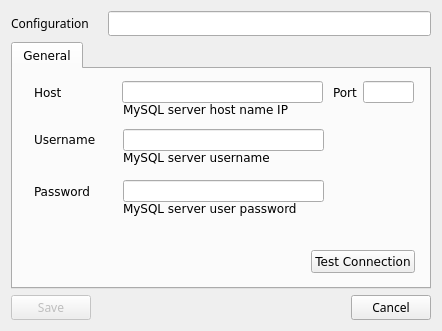
Before: the Qt Designer form mysqlsettings.ui in tonycool7/masters_diploma, drawn with Qt 5.
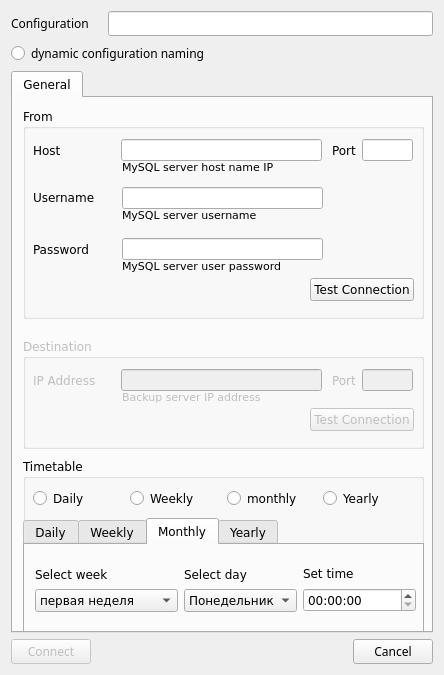
After: the same form once the commit is applied. The open tabs and pages were chosen to show the change.

```diff
--- a/mysqlsettings.ui
+++ b/mysqlsettings.ui
@@ -6,8 +6,8 @@
    <rect>
     <x>0</x>
     <y>0</y>
-    <width>442</width>
-    <height>331</height>
+    <width>444</width>
+    <height>675</height>
    </rect>
   </property>
   <property name="font">
@@ -36,6 +36,13 @@
      </item>
     </layout>
    </item>
+   <item>
+    <widget class="QRadioButton" name="radioButton">
+     <property name="text">
+      <string>dynamic configuration naming</string>
+     </property>
+    </widget>
+   </item>
    <item>
     <widget class="QTabWidget" name="tabWidget">
      <property name="font">
@@ -53,41 +60,32 @@
       <attribute name="title">
        <string>General</string>
       </attribute>
-      <widget class="QLabel" name="label_5">
+      <widget class="QGroupBox" name="groupBox">
        <property name="geometry">
         <rect>
-         <x>110</x>
-         <y>30</y>
-         <width>180</width>
-         <height>20</height>
+         <x>10</x>
+         <y>10</y>
+         <width>401</width>
+         <height>211</height>
         </rect>
        </property>
-       <property name="text">
-        <string>MySQL server host name IP</string>
+       <property name="title">
+        <string>From</string>
        </property>
-      </widget>
-      <widget class="QLabel" name="label_6">
-       <property name="geometry">
-        <rect>
-         <x>110</x>
-         <y>78</y>
-         <width>170</width>
-         <height>20</height>
-        </rect>
-       </property>
-       <property name="text">
-        <string>MySQL server username</string>
-       </property>
-      </widget>
       <widget class="QLabel" name="label_7">
        <property name="geometry">
         <rect>
-         <x>110</x>
-         <y>131</y>
+          <x>99</x>
+          <y>150</y>
          <width>191</width>
          <height>16</height>
         </rect>
        </property>
+        <property name="font">
+         <font>
+          <pointsize>8</pointsize>
+         </font>
+        </property>
        <property name="text">
         <string>MySQL server user password</string>
        </property>
@@ -95,8 +93,8 @@
       <widget class="QLabel" name="label_8">
        <property name="geometry">
         <rect>
-         <x>320</x>
-         <y>15</y>
+          <x>309</x>
+          <y>34</y>
          <width>31</width>
          <height>16</height>
         </rect>
@@ -105,51 +103,11 @@
         <string>Port</string>
        </property>
       </widget>
-      <widget class="QLineEdit" name="mysql_port">
+       <widget class="QWidget" name="layoutWidget">
        <property name="geometry">
         <rect>
-         <x>350</x>
-         <y>12</y>
-         <width>51</width>
-         <height>22</height>
-        </rect>
-       </property>
-      </widget>
-      <widget class="QLineEdit" name="mysql_password">
-       <property name="geometry">
-        <rect>
-         <x>110</x>
-         <y>111</y>
-         <width>201</width>
-         <height>22</height>
-        </rect>
-       </property>
-      </widget>
-      <widget class="QLineEdit" name="mysql_host">
-       <property name="geometry">
-        <rect>
-         <x>109</x>
-         <y>12</y>
-         <width>201</width>
-         <height>22</height>
-        </rect>
-       </property>
-      </widget>
-      <widget class="QLineEdit" name="mysql_username">
-       <property name="geometry">
-        <rect>
-         <x>110</x>
-         <y>60</y>
-         <width>201</width>
-         <height>22</height>
-        </rect>
-       </property>
-      </widget>
-      <widget class="QWidget" name="">
-       <property name="geometry">
-        <rect>
-         <x>21</x>
-         <y>61</y>
+          <x>10</x>
+          <y>80</y>
          <width>81</width>
          <height>19</height>
         </rect>
@@ -177,11 +135,39 @@
         </item>
        </layout>
       </widget>
-      <widget class="QWidget" name="">
+       <widget class="QLineEdit" name="mysql_host">
        <property name="geometry">
         <rect>
-         <x>21</x>
-         <y>12</y>
+          <x>98</x>
+          <y>31</y>
+          <width>201</width>
+          <height>22</height>
+         </rect>
+        </property>
+       </widget>
+       <widget class="QLabel" name="label_6">
+        <property name="geometry">
+         <rect>
+          <x>99</x>
+          <y>97</y>
+          <width>170</width>
+          <height>20</height>
+         </rect>
+        </property>
+        <property name="font">
+         <font>
+          <pointsize>8</pointsize>
+         </font>
+        </property>
+        <property name="text">
+         <string>MySQL server username</string>
+        </property>
+       </widget>
+       <widget class="QWidget" name="layoutWidget_2">
+        <property name="geometry">
+         <rect>
+          <x>10</x>
+          <y>31</y>
          <width>61</width>
          <height>22</height>
         </rect>
@@ -209,11 +195,91 @@
         </item>
        </layout>
       </widget>
-      <widget class="QWidget" name="">
+       <widget class="QLineEdit" name="mysql_username">
        <property name="geometry">
         <rect>
-         <x>21</x>
-         <y>111</y>
+          <x>99</x>
+          <y>79</y>
+          <width>201</width>
+          <height>22</height>
+         </rect>
+        </property>
+       </widget>
+       <widget class="QLineEdit" name="mysql_port">
+        <property name="geometry">
+         <rect>
+          <x>339</x>
+          <y>31</y>
+          <width>51</width>
+          <height>22</height>
+         </rect>
+        </property>
+       </widget>
+       <widget class="QLabel" name="label_5">
+        <property name="geometry">
+         <rect>
+          <x>99</x>
+          <y>49</y>
+          <width>180</width>
+          <height>20</height>
+         </rect>
+        </property>
+        <property name="font">
+         <font>
+          <pointsize>8</pointsize>
+         </font>
+        </property>
+        <property name="text">
+         <string>MySQL server host name IP</string>
+        </property>
+       </widget>
+       <widget class="QLineEdit" name="mysql_password">
+        <property name="geometry">
+         <rect>
+          <x>99</x>
+          <y>130</y>
+          <width>201</width>
+          <height>22</height>
+         </rect>
+        </property>
+       </widget>
+       <widget class="QWidget" name="layoutWidget_3">
+        <property name="geometry">
+         <rect>
+          <x>10</x>
+          <y>170</y>
+          <width>381</width>
+          <height>24</height>
+         </rect>
+        </property>
+        <layout class="QHBoxLayout" name="horizontalLayout_5">
+         <item>
+          <spacer name="horizontalSpacer_4">
+           <property name="orientation">
+            <enum>Qt::Horizontal</enum>
+           </property>
+           <property name="sizeHint" stdset="0">
+            <size>
+             <width>198</width>
+             <height>20</height>
+            </size>
+           </property>
+          </spacer>
+         </item>
+         <item>
+          <widget class="QPushButton" name="mysql_test_connection_btn">
+           <property name="text">
+            <string>Test Connection</string>
+           </property>
+          </widget>
+         </item>
+        </layout>
+       </widget>
+       <widget class="QWidget" name="layoutWidget_4">
+        <property name="geometry">
+         <rect>
+          <x>10</x>
+          <y>130</y>
          <width>81</width>
          <height>22</height>
         </rect>
@@ -241,18 +307,117 @@
         </item>
        </layout>
       </widget>
-      <widget class="QWidget" name="">
+      </widget>
+      <widget class="QGroupBox" name="mysql_destination_details">
+       <property name="enabled">
+        <bool>false</bool>
+       </property>
        <property name="geometry">
         <rect>
-         <x>21</x>
-         <y>181</y>
+         <x>10</x>
+         <y>240</y>
+         <width>401</width>
+         <height>111</height>
+        </rect>
+       </property>
+       <property name="title">
+        <string>Destination</string>
+       </property>
+       <widget class="QLabel" name="label_10">
+        <property name="geometry">
+         <rect>
+          <x>309</x>
+          <y>34</y>
+          <width>31</width>
+          <height>16</height>
+         </rect>
+        </property>
+        <property name="text">
+         <string>Port</string>
+        </property>
+       </widget>
+       <widget class="QLineEdit" name="mysql_host_2">
+        <property name="geometry">
+         <rect>
+          <x>98</x>
+          <y>31</y>
+          <width>201</width>
+          <height>22</height>
+         </rect>
+        </property>
+       </widget>
+       <widget class="QWidget" name="layoutWidget_6">
+        <property name="geometry">
+         <rect>
+          <x>10</x>
+          <y>31</y>
+          <width>81</width>
+          <height>22</height>
+         </rect>
+        </property>
+        <layout class="QHBoxLayout" name="horizontalLayout_8">
+         <item>
+          <widget class="QLabel" name="label_13">
+           <property name="text">
+            <string>IP Address</string>
+           </property>
+          </widget>
+         </item>
+         <item>
+          <spacer name="horizontalSpacer_7">
+           <property name="orientation">
+            <enum>Qt::Horizontal</enum>
+           </property>
+           <property name="sizeHint" stdset="0">
+            <size>
+             <width>68</width>
+             <height>20</height>
+            </size>
+           </property>
+          </spacer>
+         </item>
+        </layout>
+       </widget>
+       <widget class="QLineEdit" name="mysql_port_2">
+        <property name="geometry">
+         <rect>
+          <x>339</x>
+          <y>31</y>
+          <width>51</width>
+          <height>22</height>
+         </rect>
+        </property>
+       </widget>
+       <widget class="QLabel" name="label_14">
+        <property name="geometry">
+         <rect>
+          <x>99</x>
+          <y>49</y>
+          <width>180</width>
+          <height>20</height>
+         </rect>
+        </property>
+        <property name="font">
+         <font>
+          <pointsize>8</pointsize>
+         </font>
+        </property>
+        <property name="text">
+         <string>Backup server IP address</string>
+        </property>
+       </widget>
+       <widget class="QWidget" name="layoutWidget_7">
+        <property name="geometry">
+         <rect>
+          <x>10</x>
+          <y>70</y>
          <width>381</width>
          <height>24</height>
         </rect>
        </property>
-       <layout class="QHBoxLayout" name="horizontalLayout_5">
+        <layout class="QHBoxLayout" name="horizontalLayout_9">
         <item>
-         <spacer name="horizontalSpacer_4">
+          <spacer name="horizontalSpacer_8">
           <property name="orientation">
            <enum>Qt::Horizontal</enum>
           </property>
@@ -265,7 +430,7 @@
          </spacer>
         </item>
         <item>
-         <widget class="QPushButton" name="mysql_test_connection_btn">
+          <widget class="QPushButton" name="mysql_test_connection_btn_2">
           <property name="text">
            <string>Test Connection</string>
           </property>
@@ -273,16 +438,474 @@
         </item>
        </layout>
       </widget>
-      <zorder></zorder>
-      <zorder>label_6</zorder>
-      <zorder>label_5</zorder>
-      <zorder></zorder>
-      <zorder>label_6</zorder>
-      <zorder></zorder>
-      <zorder>label_7</zorder>
-      <zorder></zorder>
-      <zorder>label_8</zorder>
-      <zorder>mysql_port</zorder>
+      </widget>
+      <widget class="QGroupBox" name="mysql_timetable">
+       <property name="enabled">
+        <bool>true</bool>
+       </property>
+       <property name="geometry">
+        <rect>
+         <x>10</x>
+         <y>360</y>
+         <width>401</width>
+         <height>181</height>
+        </rect>
+       </property>
+       <property name="title">
+        <string>Timetable</string>
+       </property>
+       <widget class="QTabWidget" name="mysql_timetable_tabwidget">
+        <property name="enabled">
+         <bool>true</bool>
+        </property>
+        <property name="geometry">
+         <rect>
+          <x>0</x>
+          <y>60</y>
+          <width>401</width>
+          <height>121</height>
+         </rect>
+        </property>
+        <property name="currentIndex">
+         <number>0</number>
+        </property>
+        <widget class="QWidget" name="tab_2">
+         <attribute name="title">
+          <string>Daily</string>
+         </attribute>
+         <widget class="QWidget" name="">
+          <property name="geometry">
+           <rect>
+            <x>10</x>
+            <y>20</y>
+            <width>111</width>
+            <height>45</height>
+           </rect>
+          </property>
+          <layout class="QVBoxLayout" name="verticalLayout_2">
+           <item>
+            <widget class="QLabel" name="label_9">
+             <property name="text">
+              <string>Set time</string>
+             </property>
+            </widget>
+           </item>
+           <item>
+            <widget class="QTimeEdit" name="timeEdit"/>
+           </item>
+          </layout>
+         </widget>
+        </widget>
+        <widget class="QWidget" name="tab_3">
+         <attribute name="title">
+          <string>Weekly</string>
+         </attribute>
+         <widget class="QWidget" name="">
+          <property name="geometry">
+           <rect>
+            <x>10</x>
+            <y>20</y>
+            <width>291</width>
+            <height>47</height>
+           </rect>
+          </property>
+          <layout class="QHBoxLayout" name="horizontalLayout_7">
+           <item>
+            <layout class="QVBoxLayout" name="verticalLayout_3">
+             <item>
+              <widget class="QLabel" name="label_11">
+               <property name="text">
+                <string>Select day</string>
+               </property>
+              </widget>
+             </item>
+             <item>
+              <widget class="QComboBox" name="comboBox">
+               <item>
+                <property name="text">
+                 <string>Понедельник</string>
+                </property>
+               </item>
+               <item>
+                <property name="text">
+                 <string>Вторник</string>
+                </property>
+               </item>
+               <item>
+                <property name="text">
+                 <string>Среда</string>
+                </property>
+               </item>
+               <item>
+                <property name="text">
+                 <string>Четверг</string>
+                </property>
+               </item>
+               <item>
+                <property name="text">
+                 <string>Пятница</string>
+                </property>
+               </item>
+               <item>
+                <property name="text">
+                 <string>Суббота</string>
+                </property>
+               </item>
+               <item>
+                <property name="text">
+                 <string>Воскресенье</string>
+                </property>
+               </item>
+               <item>
+                <property name="text">
+                 <string/>
+                </property>
+               </item>
+              </widget>
+             </item>
+            </layout>
+           </item>
+           <item>
+            <layout class="QVBoxLayout" name="verticalLayout_4">
+             <item>
+              <widget class="QLabel" name="label_12">
+               <property name="text">
+                <string>Set time</string>
+               </property>
+              </widget>
+             </item>
+             <item>
+              <widget class="QTimeEdit" name="timeEdit_2"/>
+             </item>
+            </layout>
+           </item>
+          </layout>
+         </widget>
+        </widget>
+        <widget class="QWidget" name="tab_4">
+         <attribute name="title">
+          <string>Monthly</string>
+         </attribute>
+         <widget class="QWidget" name="">
+          <property name="geometry">
+           <rect>
+            <x>10</x>
+            <y>20</y>
+            <width>381</width>
+            <height>47</height>
+           </rect>
+          </property>
+          <layout class="QHBoxLayout" name="horizontalLayout_10">
+           <item>
+            <layout class="QVBoxLayout" name="verticalLayout_7">
+             <item>
+              <widget class="QLabel" name="label_17">
+               <property name="text">
+                <string>Select week</string>
+               </property>
+              </widget>
+             </item>
+             <item>
+              <widget class="QComboBox" name="comboBox_4">
+               <item>
+                <property name="text">
+                 <string>первая неделя</string>
+                </property>
+               </item>
+               <item>
+                <property name="text">
+                 <string>вторая неделя</string>
+                </property>
+               </item>
+               <item>
+                <property name="text">
+                 <string>третья неделя</string>
+                </property>
+               </item>
+               <item>
+                <property name="text">
+                 <string>четвертая неделя</string>
+                </property>
+               </item>
+              </widget>
+             </item>
+            </layout>
+           </item>
+           <item>
+            <layout class="QVBoxLayout" name="verticalLayout_5">
+             <item>
+              <widget class="QLabel" name="label_15">
+               <property name="text">
+                <string>Select day</string>
+               </property>
+              </widget>
+             </item>
+             <item>
+              <widget class="QComboBox" name="comboBox_2">
+               <item>
+                <property name="text">
+                 <string>Понедельник</string>
+                </property>
+               </item>
+               <item>
+                <property name="text">
+                 <string>Вторник</string>
+                </property>
+               </item>
+               <item>
+                <property name="text">
+                 <string>Среда</string>
+                </property>
+               </item>
+               <item>
+                <property name="text">
+                 <string>Четверг</string>
+                </property>
+               </item>
+               <item>
+                <property name="text">
+                 <string>Пятница</string>
+                </property>
+               </item>
+               <item>
+                <property name="text">
+                 <string>Суббота</string>
+                </property>
+               </item>
+               <item>
+                <property name="text">
+                 <string>Воскресенье</string>
+                </property>
+               </item>
+               <item>
+                <property name="text">
+                 <string/>
+                </property>
+               </item>
+              </widget>
+             </item>
+            </layout>
+           </item>
+           <item>
+            <layout class="QVBoxLayout" name="verticalLayout_6">
+             <item>
+              <widget class="QLabel" name="label_16">
+               <property name="text">
+                <string>Set time</string>
+               </property>
+              </widget>
+             </item>
+             <item>
+              <widget class="QTimeEdit" name="timeEdit_3"/>
+             </item>
+            </layout>
+           </item>
+          </layout>
+         </widget>
+        </widget>
+        <widget class="QWidget" name="tab_5">
+         <attribute name="title">
+          <string>Yearly</string>
+         </attribute>
+         <widget class="QWidget" name="layoutWidget_5">
+          <property name="geometry">
+           <rect>
+            <x>10</x>
+            <y>20</y>
+            <width>381</width>
+            <height>47</height>
+           </rect>
+          </property>
+          <layout class="QHBoxLayout" name="horizontalLayout_11">
+           <item>
+            <layout class="QVBoxLayout" name="verticalLayout_8">
+             <item>
+              <widget class="QLabel" name="label_18">
+               <property name="text">
+                <string>Select month</string>
+               </property>
+              </widget>
+             </item>
+             <item>
+              <widget class="QComboBox" name="comboBox_3">
+               <item>
+                <property name="text">
+                 <string>Январь</string>
+                </property>
+               </item>
+               <item>
+                <property name="text">
+                 <string>Февраль</string>
+                </property>
+               </item>
+               <item>
+                <property name="text">
+                 <string>Март</string>
+                </property>
+               </item>
+               <item>
+                <property name="text">
+                 <string>апрель</string>
+                </property>
+               </item>
+               <item>
+                <property name="text">
+                 <string>май</string>
+                </property>
+               </item>
+               <item>
+                <property name="text">
+                 <string>Июнь</string>
+                </property>
+               </item>
+               <item>
+                <property name="text">
+                 <string>Июль</string>
+                </property>
+               </item>
+               <item>
+                <property name="text">
+                 <string>Август</string>
+                </property>
+               </item>
+               <item>
+                <property name="text">
+                 <string>сентябрь</string>
+                </property>
+               </item>
+               <item>
+                <property name="text">
+                 <string>Октябрь</string>
+                </property>
+               </item>
+               <item>
+                <property name="text">
+                 <string>Ноябрь</string>
+                </property>
+               </item>
+               <item>
+                <property name="text">
+                 <string>Декабрь</string>
+                </property>
+               </item>
+              </widget>
+             </item>
+            </layout>
+           </item>
+           <item>
+            <layout class="QVBoxLayout" name="verticalLayout_9">
+             <item>
+              <widget class="QLabel" name="label_19">
+               <property name="text">
+                <string>Select day</string>
+               </property>
+              </widget>
+             </item>
+             <item>
+              <widget class="QComboBox" name="comboBox_6">
+               <item>
+                <property name="text">
+                 <string>Понедельник</string>
+                </property>
+               </item>
+               <item>
+                <property name="text">
+                 <string>Вторник</string>
+                </property>
+               </item>
+               <item>
+                <property name="text">
+                 <string>Среда</string>
+                </property>
+               </item>
+               <item>
+                <property name="text">
+                 <string>Четверг</string>
+                </property>
+               </item>
+               <item>
+                <property name="text">
+                 <string>Пятница</string>
+                </property>
+               </item>
+               <item>
+                <property name="text">
+                 <string>Суббота</string>
+                </property>
+               </item>
+               <item>
+                <property name="text">
+                 <string>Воскресенье</string>
+                </property>
+               </item>
+               <item>
+                <property name="text">
+                 <string/>
+                </property>
+               </item>
+              </widget>
+             </item>
+            </layout>
+           </item>
+           <item>
+            <layout class="QVBoxLayout" name="verticalLayout_10">
+             <item>
+              <widget class="QLabel" name="label_20">
+               <property name="text">
+                <string>Set time</string>
+               </property>
+              </widget>
+             </item>
+             <item>
+              <widget class="QTimeEdit" name="timeEdit_4"/>
+             </item>
+            </layout>
+           </item>
+          </layout>
+         </widget>
+        </widget>
+       </widget>
+       <widget class="QWidget" name="">
+        <property name="geometry">
+         <rect>
+          <x>10</x>
+          <y>30</y>
+          <width>381</width>
+          <height>22</height>
+         </rect>
+        </property>
+        <layout class="QHBoxLayout" name="horizontalLayout_12">
+         <item>
+          <widget class="QRadioButton" name="radioButton_2">
+           <property name="text">
+            <string>Daily</string>
+           </property>
+          </widget>
+         </item>
+         <item>
+          <widget class="QRadioButton" name="radioButton_3">
+           <property name="text">
+            <string>Weekly</string>
+           </property>
+          </widget>
+         </item>
+         <item>
+          <widget class="QRadioButton" name="radioButton_4">
+           <property name="text">
+            <string>monthly</string>
+           </property>
+          </widget>
+         </item>
+         <item>
+          <widget class="QRadioButton" name="radioButton_5">
+           <property name="text">
+            <string>Yearly</string>
+           </property>
+          </widget>
+         </item>
+        </layout>
+       </widget>
+      </widget>
      </widget>
     </widget>
    </item>
@@ -294,7 +917,7 @@
         <bool>false</bool>
        </property>
        <property name="text">
-        <string>Save</string>
+        <string>Connect</string>
        </property>
        <property name="default">
         <bool>true</bool>
```
Left out of the diff: 3 changed lines with no effect on the pictures. Lines whose indentation alone changed are shown as unchanged.
